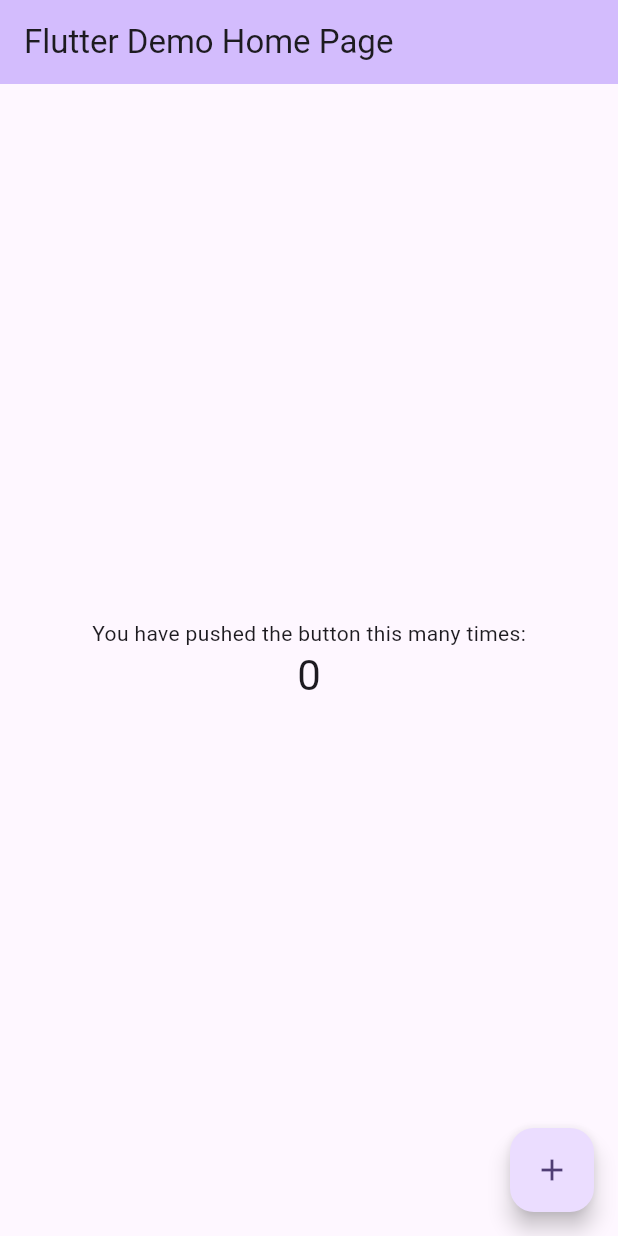
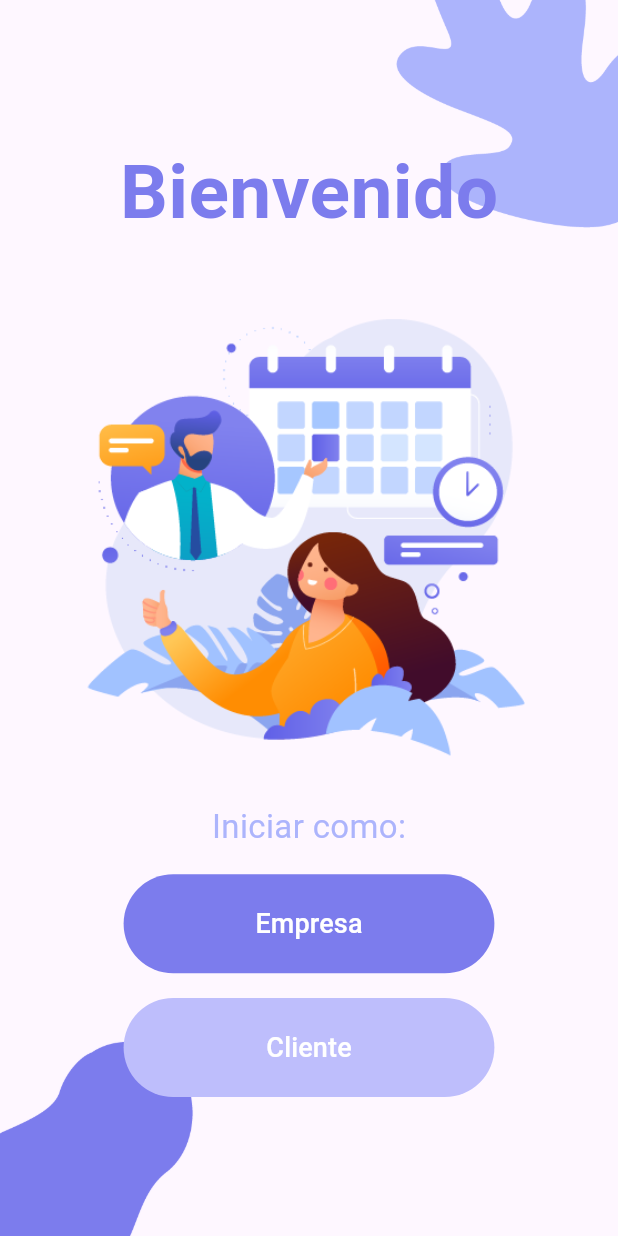
Before and after one commit to cephantasmar/proyecto_agenda, a Flutter app: the screen it shows after launch, on a phone screen of 412 x 824 dp. Run offline on Flutter 3.47's test engine with Material 3 defaults, Android fonts, the phone set to English and light mode, and no system bars.

Commit message:
se agrega la pantalla de bienvenida

```diff
--- /dev/null
+++ b/lib/constantes.dart
@@ -0,0 +1,10 @@
+import 'package:flutter/material.dart';
+const PrimaryColor = Color(0xFF7C7CED);
+const ColorLight = Color(0xFFBEBEFC);
+const Color3 = Color(0xFF645CFF);
+const Color4 = Color(0xFFACB4FC);
+const double fLarge= 50;
+const double fMedium= 45;
+const double fSmall= 22;
+const double fCuerpo= 16;
+const double fBoton= 18;
--- a/lib/main.dart
+++ b/lib/main.dart
@@ -1,122 +1,22 @@
 import 'package:flutter/material.dart';
+import 'package:flutter/scheduler.dart';
+import 'package:proy_agenda/views/view_bienvenida.dart';
 
 void main() {
   runApp(const MyApp());
 }
-
 class MyApp extends StatelessWidget {
   const MyApp({super.key});
 
-  // This widget is the root of your application.
+
   @override
   Widget build(BuildContext context) {
+
     return MaterialApp(
-      title: 'Flutter Demo',
-      theme: ThemeData(
-        // This is the theme of your application.
-        //
-        // TRY THIS: Try running your application with "flutter run". You'll see
-        // the application has a purple toolbar. Then, without quitting the app,
-        // try changing the seedColor in the colorScheme below to Colors.green
-        // and then invoke "hot reload" (save your changes or press the "hot
-        // reload" button in a Flutter-supported IDE, or press "r" if you used
-        // the command line to start the app).
-        //
-        // Notice that the counter didn't reset back to zero; the application
-        // state is not lost during the reload. To reset the state, use hot
-        // restart instead.
-        //
-        // This works for code too, not just values: Most code changes can be
-        // tested with just a hot reload.
-        colorScheme: ColorScheme.fromSeed(seedColor: Colors.deepPurple),
-      ),
-      home: const MyHomePage(title: 'Flutter Demo Home Page'),
+      debugShowCheckedModeBanner: false,
+      home: Bienvenida(),
+      theme: ThemeData(),
+      title: "Calendario Corporativo",
     );
   }
 }
-
-class MyHomePage extends StatefulWidget {
-  const MyHomePage({super.key, required this.title});
-
-  // This widget is the home page of your application. It is stateful, meaning
-  // that it has a State object (defined below) that contains fields that affect
-  // how it looks.
-
-  // This class is the configuration for the state. It holds the values (in this
-  // case the title) provided by the parent (in this case the App widget) and
-  // used by the build method of the State. Fields in a Widget subclass are
-  // always marked "final".
-
-  final String title;
-
-  @override
-  State<MyHomePage> createState() => _MyHomePageState();
-}
-
-class _MyHomePageState extends State<MyHomePage> {
-  int _counter = 0;
-
-  void _incrementCounter() {
-    setState(() {
-      // This call to setState tells the Flutter framework that something has
-      // changed in this State, which causes it to rerun the build method below
-      // so that the display can reflect the updated values. If we changed
-      // _counter without calling setState(), then the build method would not be
-      // called again, and so nothing would appear to happen.
-      _counter++;
-    });
-  }
-
-  @override
-  Widget build(BuildContext context) {
-    // This method is rerun every time setState is called, for instance as done
-    // by the _incrementCounter method above.
-    //
-    // The Flutter framework has been optimized to make rerunning build methods
-    // fast, so that you can just rebuild anything that needs updating rather
-    // than having to individually change instances of widgets.
-    return Scaffold(
-      appBar: AppBar(
-        // TRY THIS: Try changing the color here to a specific color (to
-        // Colors.amber, perhaps?) and trigger a hot reload to see the AppBar
-        // change color while the other colors stay the same.
-        backgroundColor: Theme.of(context).colorScheme.inversePrimary,
-        // Here we take the value from the MyHomePage object that was created by
-        // the App.build method, and use it to set our appbar title.
-        title: Text(widget.title),
-      ),
-      body: Center(
-        // Center is a layout widget. It takes a single child and positions it
-        // in the middle of the parent.
-        child: Column(
-          // Column is also a layout widget. It takes a list of children and
-          // arranges them vertically. By default, it sizes itself to fit its
-          // children horizontally, and tries to be as tall as its parent.
-          //
-          // Column has various properties to control how it sizes itself and
-          // how it positions its children. Here we use mainAxisAlignment to
-          // center the children vertically; the main axis here is the vertical
-          // axis because Columns are vertical (the cross axis would be
-          // horizontal).
-          //
-          // TRY THIS: Invoke "debug painting" (choose the "Toggle Debug Paint"
-          // action in the IDE, or press "p" in the console), to see the
-          // wireframe for each widget.
-          mainAxisAlignment: MainAxisAlignment.center,
-          children: <Widget>[
-            const Text('You have pushed the button this many times:'),
-            Text(
-              '$_counter',
-              style: Theme.of(context).textTheme.headlineMedium,
-            ),
-          ],
-        ),
-      ),
-      floatingActionButton: FloatingActionButton(
-        onPressed: _incrementCounter,
-        tooltip: 'Increment',
-        child: const Icon(Icons.add),
-      ), // This trailing comma makes auto-formatting nicer for build methods.
-    );
-  }
-}
--- /dev/null
+++ b/lib/views/view_bienvenida.dart
@@ -0,0 +1,103 @@
+import 'package:flutter/material.dart';
+import '../constantes.dart';
+class Bienvenida extends StatelessWidget {
+  const Bienvenida({super.key});
+
+  @override
+  Widget build(BuildContext context) {
+    Size size = MediaQuery.of(context).size;
+    return Scaffold(
+      body: Stack(
+        alignment: Alignment.center,
+        children: [
+          Background(),
+          SingleChildScrollView(
+            child: Column(
+              mainAxisAlignment: MainAxisAlignment.center,
+              children: [
+                Text("Bienvenido", style: TextStyle(
+                  fontSize: fLarge ,
+                  color: PrimaryColor ,
+                  fontWeight: FontWeight.bold,
+                  ),
+                ),
+
+                Image.asset("assets/Imagenes/ilus2.png",height: size.height*0.45),
+                Text("Iniciar como:", style: TextStyle(
+                    fontSize: fSmall,
+                    color: Color4 ),
+                ),
+                SizedBox(
+                  height: size.height*0.02,
+                ),
+                SizedBox(
+                  width: size.width * 0.6, // Ancho del 60% de la pantalla
+                  child: TextButton(
+                    onPressed: () {},
+                    child: Text("Empresa", style: TextStyle(fontSize: fBoton)),
+                    style: TextButton.styleFrom(
+                      padding: EdgeInsets.symmetric(horizontal: 40, vertical: 20),
+                      foregroundColor: Colors.white, // color fuente
+                      backgroundColor: PrimaryColor, // color fondo
+                      overlayColor: Color3,
+                    ),
+                  ),
+                ),
+                SizedBox(
+                  height: size.height*0.02,
+                ),
+                SizedBox(
+                  width: size.width * 0.6, // Ancho del 60% de la pantalla
+                  child: TextButton(
+                    onPressed: () {},
+                    child: Text("Cliente", style: TextStyle(fontSize: fBoton)),
+                    style: TextButton.styleFrom(
+                      padding: EdgeInsets.symmetric(horizontal: 40, vertical: 20),
+                      foregroundColor: Colors.white, // color fuente
+                      backgroundColor: ColorLight, // color fondo
+                      overlayColor: Color3,
+                    ),
+                  ),
+                )
+
+
+
+
+              ],
+            ),
+          )
+        ],
+      ),
+    );
+  }
+
+}
+class Background extends StatelessWidget {
+  const Background({super.key});
+
+  @override
+  Widget build(BuildContext context) {
+    Size size = MediaQuery.of(context).size;
+    return Container(
+      height: size.height,
+      width: size.width,
+      child: Stack(
+        alignment: Alignment.center,
+        children: [
+          Positioned(
+              top: -50,
+              right: -50,
+              child: Image.asset("assets/Imagenes/hoja2.png", width: size.width*0.5,)
+          ),
+          Positioned(
+            bottom: -50,
+
+              left: -50,
+
+              child: Image.asset("assets/Imagenes/forma3.png", width: size.width*0.5,)
+          )
+        ],
+      ),
+    );
+  }
+}
--- a/pubspec.yaml
+++ b/pubspec.yaml
@@ -51,6 +51,8 @@ dev_dependencies:
 
 # The following section is specific to Flutter packages.
 flutter:
+  assets:
+    - assets/Imagenes/
 
   # The following line ensures that the Material Icons font is
   # included with your application, so that you can use the icons in
```
Also changed, not shown: assets/Imagenes/circulos1.png (added), assets/Imagenes/forma1.png (added), assets/Imagenes/forma2.png (added), assets/Imagenes/forma3.png (added), assets/Imagenes/hoja1.png (added), assets/Imagenes/hoja2.png (added), assets/Imagenes/ilus1.png (added), assets/Imagenes/ilus2.png (added), assets/Imagenes/ilus3.png (added), assets/Imagenes/logo1.png (added), assets/Imagenes/logo2.png (added), lib/views/view_login.dart (added).
